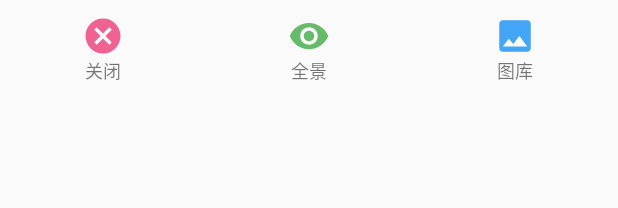
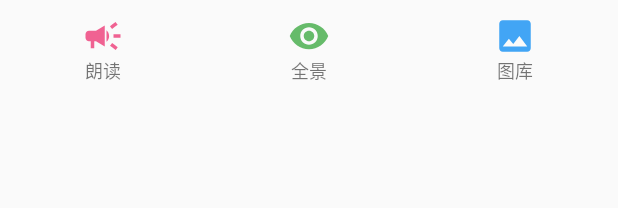
Before and after one commit to HellseggaMosken/__bak__AndroidDHUTraveller, an Android app: the layout dhu_dialog_buttons.xml on its own in the app's theme, with its tools: preview values and no code run, on a phone screen of 412 x 824 dp. Shown: the top 208 px of the screen. Run offline under Robolectric (Android 15) with nearby library versions, the phone set to English and light mode, and no system bars.

Commit message:
normal update

```diff
--- a/app/src/main/java/dhu/cst/zhangcheng171010220/dhutraveller/IatHandler.java
+++ b/app/src/main/java/dhu/cst/zhangcheng171010220/dhutraveller/IatHandler.java
@@ -63,8 +63,10 @@ public class IatHandler {
     }
 
     public void cancel() {
-        if (mIat.isListening())
+        if (mIat.isListening()) {
             mIat.stopListening();
+            mIat.cancel();
+        }
     }
 
     // 设置语音识别对话框参数
--- /dev/null
+++ b/app/src/main/res/drawable/ic_speak.xml
@@ -0,0 +1,9 @@
+<vector xmlns:android="http://schemas.android.com/apk/res/android"
+    android:width="28dp"
+    android:height="28dp"
+    android:viewportWidth="24"
+    android:viewportHeight="24">
+  <path
+      android:fillColor="#F06292"
+      android:pathData="M18,11v2h4v-2h-4zM16,17.61c0.96,0.71 2.21,1.65 3.2,2.39 0.4,-0.53 0.8,-1.07 1.2,-1.6 -0.99,-0.74 -2.24,-1.68 -3.2,-2.4 -0.4,0.54 -0.8,1.08 -1.2,1.61zM20.4,5.6c-0.4,-0.53 -0.8,-1.07 -1.2,-1.6 -0.99,0.74 -2.24,1.68 -3.2,2.4 0.4,0.53 0.8,1.07 1.2,1.6 0.96,-0.72 2.21,-1.65 3.2,-2.4zM4,9c-1.1,0 -2,0.9 -2,2v2c0,1.1 0.9,2 2,2h1v4h2v-4h1l5,3L13,6L8,9L4,9zM15.5,12c0,-1.33 -0.58,-2.53 -1.5,-3.35v6.69c0.92,-0.81 1.5,-2.01 1.5,-3.34z"/>
+</vector>
--- a/app/src/main/res/layout/dhu_dialog_buttons.xml
+++ b/app/src/main/res/layout/dhu_dialog_buttons.xml
@@ -6,7 +6,7 @@
     android:rowCount="1"
     android:columnCount="3">
     <LinearLayout
-        android:id="@+id/dhu_dialog_close"
+        android:id="@+id/dhu_dialog_speak"
         android:orientation="vertical"
         android:background="?android:attr/selectableItemBackground"
         android:paddingVertical="10sp"
@@ -16,14 +16,14 @@
         <TextView
             android:layout_width="wrap_content"
             android:layout_height="wrap_content"
-            android:drawableStart="@drawable/ic_cancel"
+            android:drawableStart="@drawable/ic_speak"
             android:layout_gravity="center_horizontal"
             />
 
         <TextView
             android:layout_width="wrap_content"
             android:layout_height="wrap_content"
-            android:text="@string/text_close"
+            android:text="@string/text_speak"
             android:textSize="12sp"
             android:layout_gravity="center_horizontal" />
 
--- a/app/src/main/res/values/strings.xml
+++ b/app/src/main/res/values/strings.xml
@@ -3,6 +3,7 @@
     <string name="text_gallery">图库</string>
     <string name="text_fullView">全景</string>
     <string name="text_close">关闭</string>
+    <string name="text_speak">朗读</string>
     <string name="text_settings">地图风格</string>
     <string name="text_qa">对话</string>
     <string name="text_listening">正在聆听...</string>
```
Also changed, not shown: app/src/main/java/dhu/cst/zhangcheng171010220/dhutraveller/DhuDialog.java (+14 -3 lines), app/src/main/java/dhu/cst/zhangcheng171010220/dhutraveller/DhuView.java (+5 -3 lines), app/src/main/java/dhu/cst/zhangcheng171010220/dhutraveller/QAAction.java (+17 -0 lines), app/src/main/java/dhu/cst/zhangcheng171010220/dhutraveller/QADialog.java (+8 -0 lines).
